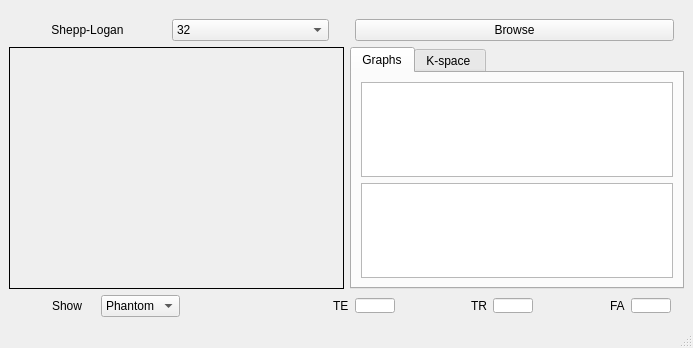
This is MRI.ui in Merna-Atef/MRI- as Qt 5 draws it before an edit. The edited form follows.
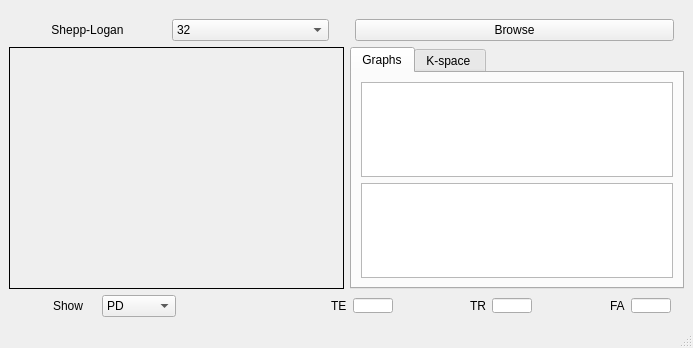
This is the edited form. Custom widgets are drawn as their Qt base class.

Patch:
```diff
--- a/MRI.ui
+++ b/MRI.ui
@@ -285,7 +285,7 @@
         </property>
         <item>
          <property name="text">
-          <string>Phantom</string>
+          <string>PD</string>
          </property>
         </item>
         <item>
```
Left out of the diff: 5 changed lines with no effect on the pictures.
